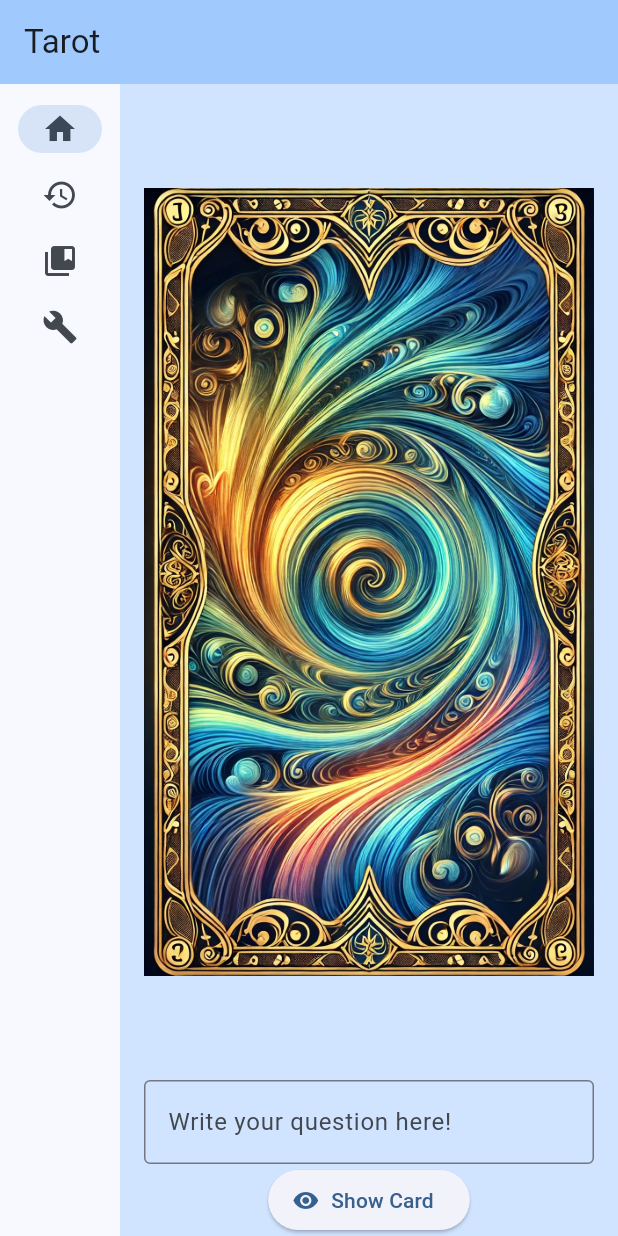
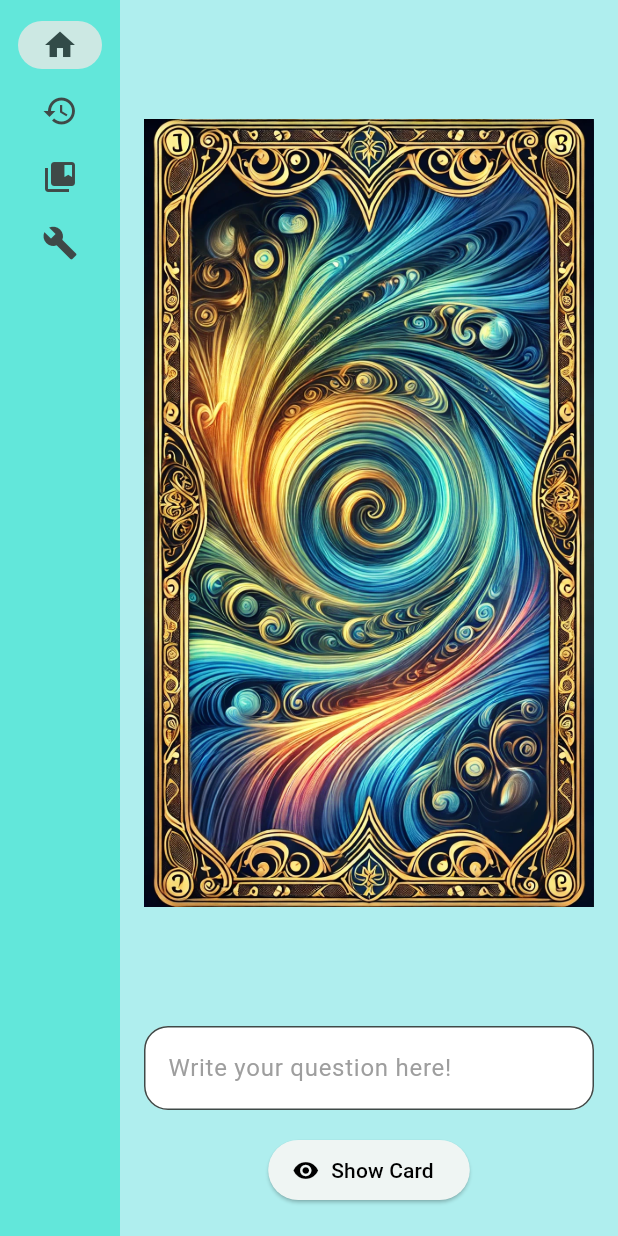
Before and after one commit to TiborMaron/Tarot, a Flutter app: the screen it shows after launch, on a phone screen of 412 x 824 dp. Run offline on Flutter 3.47's test engine with Material 3 defaults, Android fonts, the phone set to English and light mode, and no system bars.

Commit message:
Added unified ColorSheme redesigned TextField and ElevatedButton

```diff
--- a/lib/main.dart
+++ b/lib/main.dart
@@ -14,7 +14,17 @@ class MyApp extends StatelessWidget {
     return MaterialApp(
       title: 'Tarot',
       theme: ThemeData(
-        colorScheme: ColorScheme.fromSeed(seedColor: Colors.blue),
+        colorScheme: ColorScheme.fromSeed(
+          seedColor: const Color.fromRGBO(64, 224, 208, 1),
+          brightness: Brightness.light,
+          primary: const Color.fromARGB(255, 98, 231, 218),
+          surface: const Color.fromRGBO(175, 238, 238, 1),
+          error: Colors.red,
+          onPrimary: Colors.black,
+          onSecondary: Colors.white,
+          onSurface: Colors.black,
+          onError: Colors.white,
+        ),
         useMaterial3: true,
       ),
       home: const HomePage(title: 'Tarot'),
@@ -47,15 +57,16 @@ class _HomePageState extends State<HomePage> {
     return LayoutBuilder(
       builder: (context, constraints) {
         return Scaffold(
-          appBar: AppBar(
-            backgroundColor: Theme.of(context).colorScheme.inversePrimary,
-            title: Text(widget.title),
-          ),
+          // appBar: AppBar(
+          //   backgroundColor: Theme.of(context).colorScheme.inversePrimary,
+          //   title: Text(widget.title),
+          // ),
           body: Row(
             children: [
               SafeArea(
                 child: NavigationRail(
-                  extended: constraints.maxWidth >= 600,
+                  backgroundColor: Theme.of(context).colorScheme.primary,
+                  extended: constraints.maxWidth >= 800,
                   destinations: const [
                     NavigationRailDestination(
                       icon: Icon(Icons.home),
--- a/lib/pages/draw_card_page.dart
+++ b/lib/pages/draw_card_page.dart
@@ -35,7 +35,7 @@ class DrawCardState extends State<DrawCard> with SingleTickerProviderStateMixin
   @override
   Widget build(BuildContext context) {
     return Scaffold(
-      backgroundColor: const Color.fromARGB(0, 0, 0, 150),
+      backgroundColor: Theme.of(context).colorScheme.surface,
       body: Stack(
         children: [
           Center(
@@ -72,22 +72,31 @@ class DrawCardState extends State<DrawCard> with SingleTickerProviderStateMixin
                     ),
                   ),
                 ),
-
                 Padding(
                   padding: const EdgeInsets.symmetric(horizontal: 16),
                   child: TextField(
-                    decoration: const InputDecoration(
-                      border: OutlineInputBorder(),
+                    decoration: InputDecoration(
+                      filled: true,
+                      fillColor: Colors.white,
+                      hintStyle: TextStyle(color: Colors.grey),
+                      border: OutlineInputBorder(
+                        borderSide: BorderSide(color: Colors.black),
+                        borderRadius: BorderRadius.circular(16.0)
+                      ),
                       hintText: 'Write your question here!',
                     ),
                     textAlignVertical: TextAlignVertical.top,
                   ),
                 ),
+                SizedBox(height: 16),
                 ElevatedButton.icon(
                   onPressed: _toggleImage,
-                  icon: const Icon(Icons.visibility),
-                  label: const Text('Show Card'),
+                  icon: const Icon(Icons.visibility, color: Colors.black),
+                  label: const Text(
+                    'Show Card',
+                    style: TextStyle(color: Colors.black),),
                 ),
+                SizedBox(height: 20),
               ],
             ),
           ),
```
